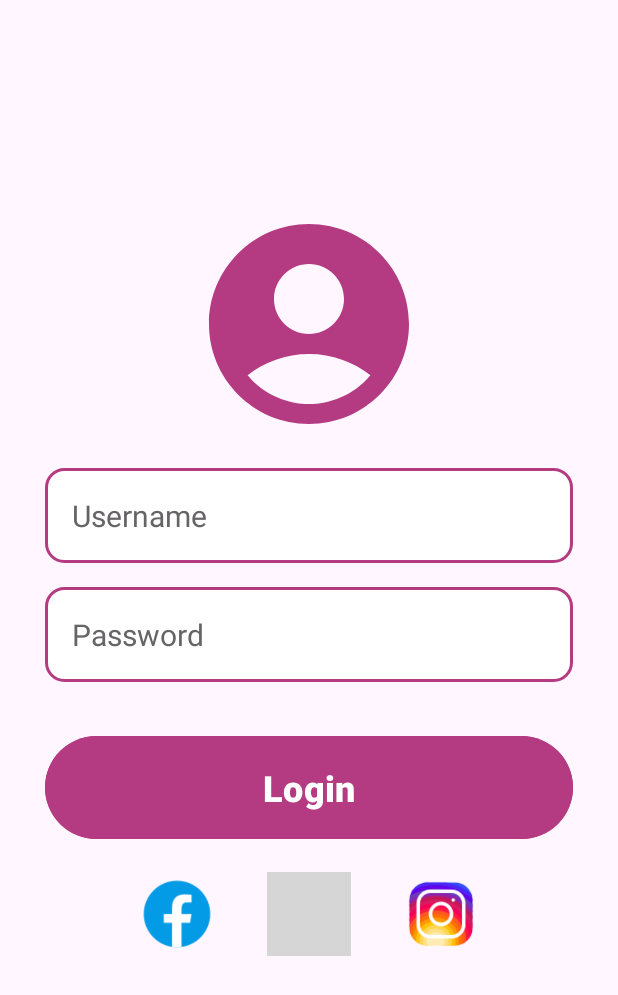
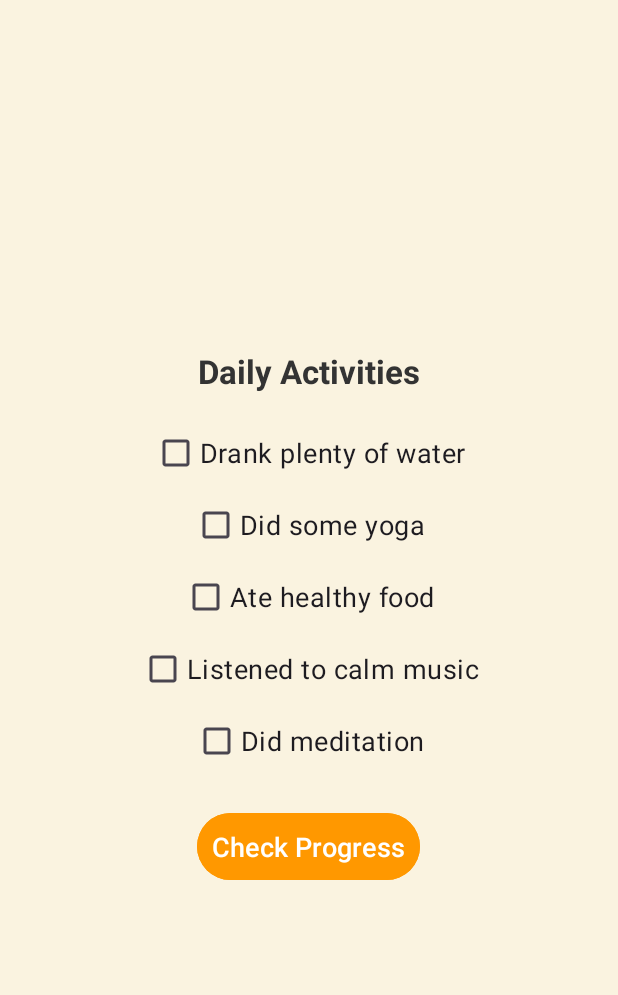
Before and after one commit to geeth20001223/Mobile_app, an Android app: the screen it shows after launch (MainActivity before the commit, DailyActivitiesActivity after it), on a phone screen of 412 x 824 dp. Shown: the top 995 px of the screen. Run offline under Robolectric (Android 15) with nearby library versions, the phone set to English and light mode, and no system bars; grey boxes are pictures that could not be loaded.

Commit message:
Successfully added the vid activity and daily activity interface interfcae. (ITBIN-2211-0309)

```diff
--- /dev/null
+++ b/app/src/main/java/com/example/itbin_2211_0301_login/DailyActivitiesActivity.java
@@ -0,0 +1,38 @@
+package com.example.itbin_2211_0301_login;  // Replace with your actual package name
+
+import android.os.Bundle;
+import android.widget.Button;
+import android.widget.CheckBox;
+import android.widget.Toast;
+import androidx.appcompat.app.AppCompatActivity;
+
+public class DailyActivitiesActivity extends AppCompatActivity {
+
+    @Override
+    protected void onCreate(Bundle savedInstanceState) {
+        super.onCreate(savedInstanceState);
+        setContentView(R.layout.activity_daily_activities);
+
+        // Declare these as local variables
+        CheckBox checkWater = findViewById(R.id.checkWater);
+        CheckBox checkYoga = findViewById(R.id.checkYoga);
+        CheckBox checkHealthyFood = findViewById(R.id.checkHealthyFood);
+        CheckBox checkMusic = findViewById(R.id.checkMusic);
+        CheckBox checkMeditation = findViewById(R.id.checkMeditation);
+        Button btnCheckActivities = findViewById(R.id.btnCheckActivities);
+
+        // Button click event
+        btnCheckActivities.setOnClickListener(v -> checkDailyActivities(checkWater, checkYoga, checkHealthyFood, checkMusic, checkMeditation));
+    }
+
+    private void checkDailyActivities(CheckBox checkWater, CheckBox checkYoga, CheckBox checkHealthyFood, CheckBox checkMusic, CheckBox checkMeditation) {
+        if (checkWater.isChecked() || checkYoga.isChecked() || checkHealthyFood.isChecked()
+                || checkMusic.isChecked() || checkMeditation.isChecked()) {
+            // Using getString() to fetch string resource for the "Well done" message
+            Toast.makeText(this, getString(R.string.well_done), Toast.LENGTH_SHORT).show();
+        } else {
+            // Using getString() to fetch string resource for the "Do better tomorrow" message
+            Toast.makeText(this, getString(R.string.do_better), Toast.LENGTH_SHORT).show();
+        }
+    }
+}
--- /dev/null
+++ b/app/src/main/res/color/purple_500.xml
@@ -0,0 +1,3 @@
+<?xml version="1.0" encoding="utf-8"?>
+<selector xmlns:android="http://schemas.android.com/apk/res/android">
+</selector>
--- /dev/null
+++ b/app/src/main/res/layout/activity_daily_activities.xml
@@ -0,0 +1,71 @@
+<?xml version="1.0" encoding="utf-8"?>
+<LinearLayout xmlns:android="http://schemas.android.com/apk/res/android"
+    android:layout_width="match_parent"
+    android:layout_height="match_parent"
+    android:orientation="vertical"
+    android:padding="20dp"
+    android:gravity="center"
+    android:background="#FAF3E0">
+
+    <!-- Title TextView -->
+    <TextView
+        android:layout_width="wrap_content"
+        android:layout_height="wrap_content"
+        android:text="@string/daily_activities"
+        android:textSize="22sp"
+        android:textStyle="bold"
+        android:textColor="#333"
+        android:layout_marginBottom="16dp"/>
+
+    <!-- CheckBox for Drinking Water -->
+    <CheckBox
+        android:id="@+id/checkWater"
+        android:layout_width="wrap_content"
+        android:layout_height="wrap_content"
+        android:text="@string/check_water"
+        android:textSize="18sp"/>
+
+    <!-- CheckBox for Yoga -->
+    <CheckBox
+        android:id="@+id/checkYoga"
+        android:layout_width="wrap_content"
+        android:layout_height="wrap_content"
+        android:text="@string/check_yoga"
+        android:textSize="18sp"/>
+
+    <!-- CheckBox for Healthy Food -->
+    <CheckBox
+        android:id="@+id/checkHealthyFood"
+        android:layout_width="wrap_content"
+        android:layout_height="wrap_content"
+        android:text="@string/check_healthy_food"
+        android:textSize="18sp"/>
+
+    <!-- CheckBox for Listening to Calm Music -->
+    <CheckBox
+        android:id="@+id/checkMusic"
+        android:layout_width="wrap_content"
+        android:layout_height="wrap_content"
+        android:text="@string/check_music"
+        android:textSize="18sp"/>
+
+    <!-- CheckBox for Meditation -->
+    <CheckBox
+        android:id="@+id/checkMeditation"
+        android:layout_width="wrap_content"
+        android:layout_height="wrap_content"
+        android:text="@string/check_meditation"
+        android:textSize="18sp"/>
+
+    <!-- Button to Check Activities -->
+    <Button
+        android:id="@+id/btnCheckActivities"
+        android:layout_width="wrap_content"
+        android:layout_height="wrap_content"
+        android:text="@string/check_progress"
+        android:layout_marginTop="20dp"
+        android:padding="10dp"
+        android:textSize="18sp"
+        android:backgroundTint="#FF9800"
+        android:textColor="#FFF"/>
+</LinearLayout>
--- a/app/src/main/res/values/colors.xml
+++ b/app/src/main/res/values/colors.xml
@@ -8,5 +8,4 @@
     <color name="bg1">#FFF6FF</color>
     <color name="bg2">#666466</color>
     <color name="entrance1">#D36AA5</color>
-
 </resources>
--- a/app/src/main/res/values/strings.xml
+++ b/app/src/main/res/values/strings.xml
@@ -36,7 +36,7 @@
     <string name="doctor_image">Doctor Image</string>
     <string name="dr_john_doe">Dr. John Doe</string>
     <string name="nearest_hospital_city_care_hospital">Nearest Hospital: City Care Hospital</string>
-    <string name="hospitle_image">Hospitle Image</string>
+    <string name="hospitle_image">Hospital Image</string>
     <string name="location_123_health_street_downtown">Location: 123 Health Street, Downtown</string>
     <string name="call_doctor">Call Doctor</string>
     <string name="call_hospital">Call Hospital</string>
@@ -47,5 +47,21 @@
     <string name="save">Save</string>
     <string name="kicks_count">Kicks: %d</string>
     <string name="kicks_text">Kicks: %d</string>
-    <string name="elapsed_time">Elapsed Time: %02d:%02d</string>
+    <string name="elapsed_time" formatted="false">Elapsed Time: %02d:%02d</string>
+    <string name="nutrition_tips">Nutrition Tips</string>
+    <string name="mother_skincare">Mother Skincare</string>
+    <string name="yoga">Yoga</string>
+    <string name="watch_video">Watch Video</string>
+    <string name="nutrition_image_desc">Image representing nutrition tips</string>
+    <string name="skincare_image_desc">Image representing mother skincare</string>
+    <string name="yoga_image_desc">Image representing yoga for pregnancy</string>
+    <string name="daily_activities">Daily Activities</string>
+    <string name="check_water">Drank plenty of water</string>
+    <string name="check_yoga">Did some yoga</string>
+    <string name="check_healthy_food">Ate healthy food</string>
+    <string name="check_music">Listened to calm music</string>
+    <string name="check_meditation">Did meditation</string>
+    <string name="check_progress">Check Progress</string>
+    <string name="well_done">Well done dear!</string>
+    <string name="do_better">Let’s do better tomorrow!</string>
 </resources>
--- a/gradle/libs.versions.toml
+++ b/gradle/libs.versions.toml
@@ -1,5 +1,5 @@
 [versions]
-agp = "8.7.3"
+agp = "8.8.0"
 junit = "4.13.2"
 junitVersion = "1.2.1"
 espressoCore = "3.6.1"
```
Also changed, not shown: app/src/main/AndroidManifest.xml (+18 -0 lines), app/src/main/java/com/example/itbin_2211_0301_login/VideoActivity.java (added, +54 -0 lines), app/src/main/java/com/example/itbin_2211_0301_login/kicks.java (+11 -10 lines), app/src/main/res/layout/activity_video.xml (added, +133 -0 lines), gradle.properties (+9 -0 lines), app/src/main/res/drawable/food.png (added), app/src/main/res/drawable/skincare.jpg (added), app/src/main/res/drawable/yoga.jpg (added), gradle/wrapper/gradle-wrapper.properties.
